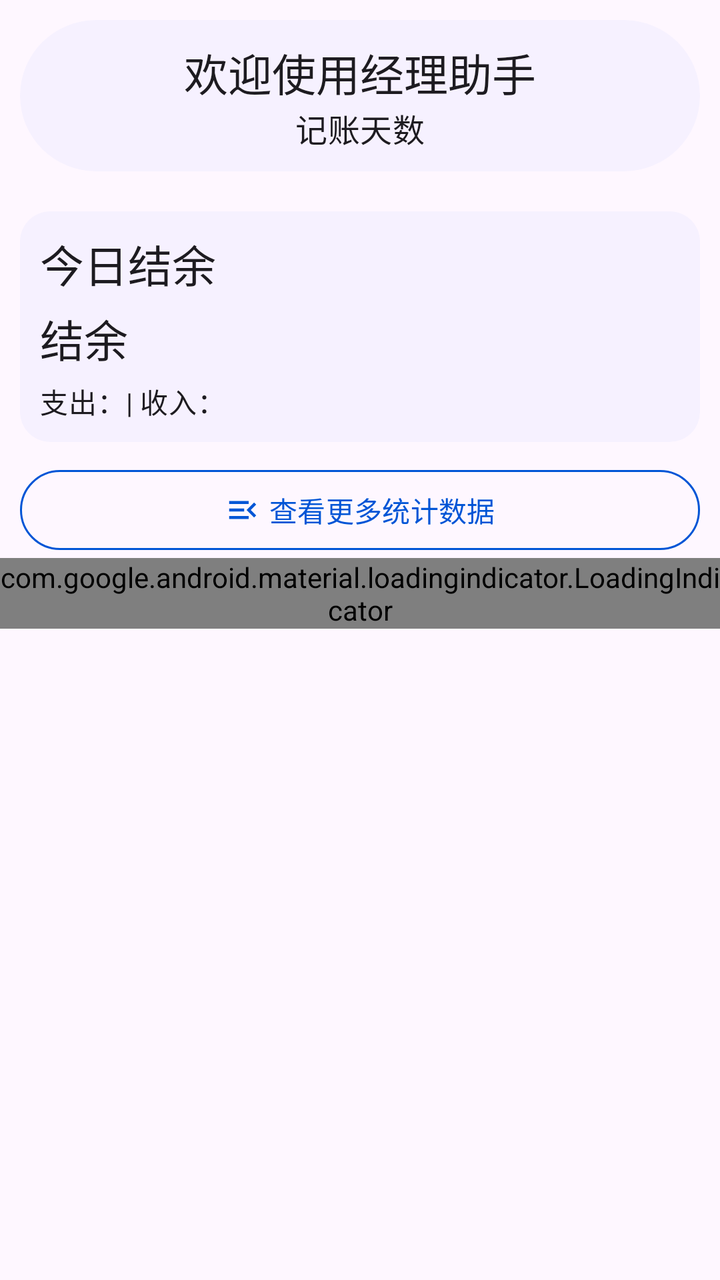
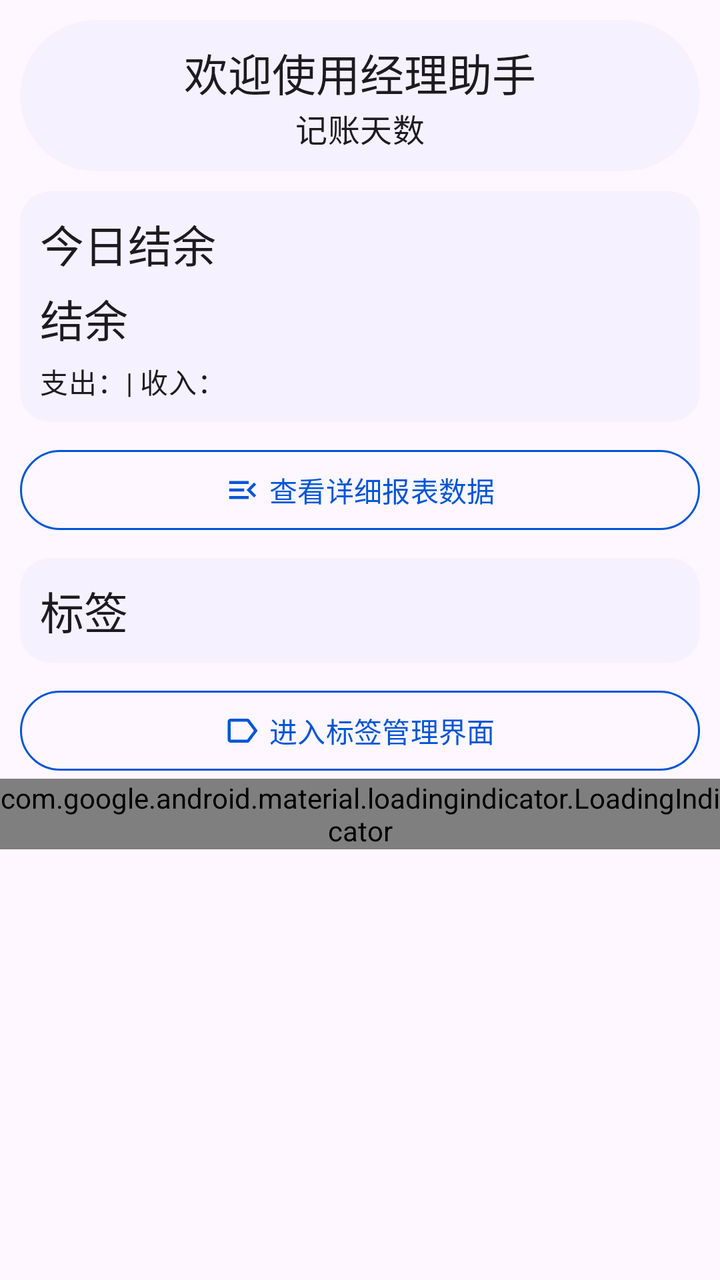

An Android layout rendered at two revisions. The XML below is the earlier revision; the diff shows what the commit changed to produce the second picture.
<!-- AndroidManifest.xml: application theme Theme.ManagerAssistant.Static -->
<!-- res/layout/fragment_home.xml -->
<androidx.core.widget.NestedScrollView xmlns:android="http://schemas.android.com/apk/res/android"
    xmlns:app="http://schemas.android.com/apk/res-auto"
    xmlns:tools="http://schemas.android.com/tools"
    android:layout_width="match_parent"
    android:layout_height="match_parent"
    tools:context=".ui.pages.home.HomeFragment">

    
    <LinearLayout
        android:layout_width="match_parent"
        android:layout_height="wrap_content"
        android:orientation="vertical">

        <com.google.android.material.card.MaterialCardView
            style="@style/RoundCardStyle"
            android:layout_width="match_parent"
            android:layout_height="wrap_content"
            app:layout_scrollFlags="scroll|snap">

            <LinearLayout
                android:layout_width="match_parent"
                android:layout_height="wrap_content"
                android:orientation="vertical">

                <com.google.android.material.textview.MaterialTextView
                    style="@style/LargeTitleTextViewStyle"
                    android:layout_width="wrap_content"
                    android:layout_height="wrap_content"
                    android:layout_gravity="center_horizontal"
                    android:paddingBottom="0dp"
                    android:text="@string/welcome_string" />

                <com.google.android.material.textview.MaterialTextView
                    android:id="@+id/bookkeeping_days_text"
                    style="@style/MediumTitleTextViewStyle"
                    android:layout_width="wrap_content"
                    android:layout_height="wrap_content"
                    android:layout_gravity="center_horizontal"
                    android:paddingTop="0dp"
                    android:text="@string/num_of_bookkeeping_days" />
            </LinearLayout>
        </com.google.android.material.card.MaterialCardView>

        
        <com.google.android.material.card.MaterialCardView
            android:id="@+id/report_balance_cardview"
            style="@style/ContentCardStyle"
            android:layout_width="match_parent"
            android:layout_height="wrap_content">

            <LinearLayout
                android:layout_width="match_parent"
                android:layout_height="match_parent"
                android:orientation="vertical">

                <com.google.android.material.textview.MaterialTextView
                    style="@style/LargeTitleTextViewStyle"
                    android:layout_width="wrap_content"
                    android:layout_height="wrap_content"
                    android:paddingTop="10dp"
                    android:paddingBottom="5dp"
                    android:text="@string/today_balance" />

                <com.google.android.material.textview.MaterialTextView
                    android:id="@+id/balance_text"
                    style="@style/LargeTitleTextViewStyle"
                    android:layout_width="wrap_content"
                    android:layout_height="wrap_content"
                    android:paddingTop="0dp"
                    android:paddingBottom="5dp"
                    android:text="@string/balance" />

                <com.google.android.material.textview.MaterialTextView
                    android:id="@+id/expense_income_text"
                    style="@style/MediumBodyTextViewStyle"
                    android:layout_width="wrap_content"
                    android:layout_height="wrap_content"
                    android:paddingStart="10dp"
                    android:paddingEnd="0dp"
                    android:paddingBottom="10dp"
                    android:text="@string/expense_and_income" />
            </LinearLayout>
        </com.google.android.material.card.MaterialCardView>

        
        <com.google.android.material.button.MaterialButton
            android:id="@+id/report_btn"
            style="@style/OutlinedBtnStyle"
            android:layout_width="match_parent"
            android:layout_height="wrap_content"
            android:text="@string/check_more_data"
            app:icon="@drawable/outline_menu_open_24"
            app:iconGravity="textStart" />

        
        <com.google.android.material.loadingindicator.LoadingIndicator
            android:id="@+id/link_loading_indicator"
            android:layout_width="wrap_content"
            android:layout_height="wrap_content"
            android:layout_gravity="center_horizontal" />

        <com.google.android.material.card.MaterialCardView
            android:id="@+id/web_link_card"
            style="@style/ContentCardStyle"
            android:layout_width="match_parent"
            android:layout_height="wrap_content"
            android:visibility="gone">

            <androidx.constraintlayout.widget.ConstraintLayout
                android:layout_width="match_parent"
                android:layout_height="wrap_content">

                <com.google.android.material.textview.MaterialTextView
                    android:id="@+id/web_link_title_text"
                    style="@style/LargeTitleTextViewStyle"
                    android:layout_width="wrap_content"
                    android:layout_height="wrap_content"
                    android:text="@string/purchase_bulletin"
                    app:layout_constraintStart_toStartOf="parent"
                    app:layout_constraintTop_toTopOf="parent" />

                <androidx.recyclerview.widget.RecyclerView
                    android:id="@+id/web_link_recycler"
                    android:layout_width="match_parent"
                    android:layout_height="wrap_content"
                    android:layout_marginStart="10dp"
                    android:layout_marginEnd="10dp"
                    android:nestedScrollingEnabled="false"
                    app:layoutManager="androidx.recyclerview.widget.LinearLayoutManager"
                    app:layout_constraintEnd_toEndOf="parent"
                    app:layout_constraintStart_toStartOf="parent"
                    app:layout_constraintTop_toBottomOf="@+id/web_link_title_text" />
            </androidx.constraintlayout.widget.ConstraintLayout>
        </com.google.android.material.card.MaterialCardView>
    </LinearLayout>
</androidx.core.widget.NestedScrollView>
<!-- resources referenced by this layout -->
<resources>
  <string name="balance">结余</string>
  <string name="check_more_data">查看更多统计数据</string>
  <string name="expense_and_income">支出：| 收入：</string>
  <string name="num_of_bookkeeping_days">记账天数</string>
  <string name="purchase_bulletin">采购公告</string>
  <string name="today_balance">今日结余</string>
  <string name="welcome_string">欢迎使用经理助手</string>
  <style name="ContentCardStyle" parent="CardStyleBase">
          <item name="cardCornerRadius">15dp</item>
          <item name="android:layout_marginTop">10dp</item>
          <item name="android:layout_marginStart">10dp</item>
          <item name="android:layout_marginEnd">10dp</item>
          <item name="android:layout_marginBottom">10dp</item>
      </style>
  <style name="LargeTitleTextViewStyle" parent="TextViewStyleBase">
          <item name="android:textAppearance">?attr/textAppearanceTitleLarge</item>
      </style>
  <style name="MediumBodyTextViewStyle" parent="TextViewStyleBase">
          <item name="android:paddingStart">0dp</item>
          <item name="android:paddingBottom">0dp</item>
          <item name="android:paddingEnd">0dp</item>
          <item name="android:paddingTop">0dp</item>
          <item name="android:textAppearance">?attr/textAppearanceBodyMedium</item>
      </style>
  <style name="MediumTitleTextViewStyle" parent="TextViewStyleBase">
          <item name="android:textAppearance">?attr/textAppearanceTitleMedium</item>
      </style>
  <style name="OutlinedBtnStyle" parent="Widget.Material3.Button.OutlinedButton">
          <item name="android:textColor">?attr/colorPrimary</item>
          <item name="strokeColor">?attr/colorPrimary</item>
          <item name="strokeWidth">1dp</item>
          <item name="android:layout_marginStart">10dp</item>
          <item name="android:layout_marginEnd">10dp</item>
      </style>
  <style name="RoundCardStyle" parent="CardStyleBase">
          <item name="cardCornerRadius">50dp</item>
          <item name="android:layout_margin">10dp</item>
      </style>
  <style name="CardStyleBase" parent="Widget.Material3.CardView.Filled">
          <item name="cardBackgroundColor">@color/card_background_color</item>
      </style>
  <style name="TextViewStyleBase">
          <item name="android:paddingStart">10dp</item>
          <item name="android:paddingEnd">10dp</item>
          <item name="android:paddingTop">10dp</item>
          <item name="android:paddingBottom">10dp</item>
      </style>
  <color name="color_primary">#0055d6</color>
  <color name="color_on_primary">#ffffff</color>
  <color name="color_primary_container">#d8e1fe</color>
  <color name="color_secondary_container">#e0e1ff</color>
  <color name="color_surface">#faf9ff</color>
  <color name="color_surface_container">#ebedfa</color>
  <color name="color_surface_container_low">#edeffc</color>
  <!-- unchanged entries left out for length: 4 -->
</resources>

<!-- the commit's change to res/layout/fragment_home.xml (unified diff, before → after) -->
@@ -6,16 +6,17 @@
     tools:context=".ui.pages.home.HomeFragment">
 
     
-    <LinearLayout
+    <androidx.constraintlayout.widget.ConstraintLayout
         android:layout_width="match_parent"
         android:layout_height="wrap_content"
         android:orientation="vertical">
 
         <com.google.android.material.card.MaterialCardView
+            android:id="@+id/welcome_card"
             style="@style/RoundCardStyle"
             android:layout_width="match_parent"
             android:layout_height="wrap_content"
-            app:layout_scrollFlags="scroll|snap">
+            app:layout_constraintTop_toTopOf="parent">
 
             <LinearLayout
                 android:layout_width="match_parent"
@@ -46,7 +47,8 @@
             android:id="@+id/report_balance_cardview"
             style="@style/ContentCardStyle"
             android:layout_width="match_parent"
-            android:layout_height="wrap_content">
+            android:layout_height="wrap_content"
+            app:layout_constraintTop_toBottomOf="@id/welcome_card">
 
             <LinearLayout
                 android:layout_width="match_parent"
@@ -88,23 +90,65 @@
             style="@style/OutlinedBtnStyle"
             android:layout_width="match_parent"
             android:layout_height="wrap_content"
+            android:layout_marginTop="10dp"
             android:text="@string/check_more_data"
             app:icon="@drawable/outline_menu_open_24"
-            app:iconGravity="textStart" />
+            app:iconGravity="textStart"
+            app:layout_constraintTop_toBottomOf="@id/report_balance_cardview" />
+
+        
+        <com.google.android.material.card.MaterialCardView
+            android:id="@+id/tag_card"
+            style="@style/ContentCardStyle"
+            android:layout_width="match_parent"
+            android:layout_height="wrap_content"
+            app:layout_constraintTop_toBottomOf="@+id/report_btn">
+
+            <LinearLayout
+                android:layout_width="match_parent"
+                android:layout_height="wrap_content"
+                android:orientation="vertical">
+
+                <com.google.android.material.textview.MaterialTextView
+                    style="@style/LargeTitleTextViewStyle"
+                    android:layout_width="wrap_content"
+                    android:layout_height="wrap_content"
+                    android:text="@string/tag" />
+
+                <androidx.recyclerview.widget.RecyclerView
+                    android:id="@+id/tag_recycler"
+                    android:layout_width="match_parent"
+                    android:layout_height="wrap_content" />
+            </LinearLayout>
+        </com.google.android.material.card.MaterialCardView>
+
+        <com.google.android.material.button.MaterialButton
+            android:id="@+id/tag_manage_btn"
+            style="@style/OutlinedBtnStyle"
+            android:layout_width="match_parent"
+            android:layout_height="wrap_content"
+            android:layout_marginTop="10dp"
+            android:text="@string/into_tag_manage_page"
+            app:icon="@drawable/outline_label_24"
+            app:layout_constraintTop_toBottomOf="@+id/tag_card" />
 
         
         <com.google.android.material.loadingindicator.LoadingIndicator
             android:id="@+id/link_loading_indicator"
             android:layout_width="wrap_content"
             android:layout_height="wrap_content"
-            android:layout_gravity="center_horizontal" />
+            android:layout_gravity="center_horizontal"
+            app:layout_constraintEnd_toEndOf="parent"
+            app:layout_constraintStart_toStartOf="parent"
+            app:layout_constraintTop_toTopOf="@+id/web_link_card" />
 
         <com.google.android.material.card.MaterialCardView
             android:id="@+id/web_link_card"
             style="@style/ContentCardStyle"
             android:layout_width="match_parent"
             android:layout_height="wrap_content"
-            android:visibility="gone">
+            android:visibility="gone"
+            app:layout_constraintTop_toBottomOf="@id/tag_manage_btn">
 
             <androidx.constraintlayout.widget.ConstraintLayout
                 android:layout_width="match_parent"
@@ -132,5 +176,5 @@
                     app:layout_constraintTop_toBottomOf="@+id/web_link_title_text" />
             </androidx.constraintlayout.widget.ConstraintLayout>
         </com.google.android.material.card.MaterialCardView>
-    </LinearLayout>
+    </androidx.constraintlayout.widget.ConstraintLayout>
 </androidx.core.widget.NestedScrollView>
<!-- resource entries referenced after the edit -->
@@ -1,10 +1,18 @@
 <!-- resources referenced by this layout -->
 <resources>
+  <!-- drawable outline_label_24 (drawable) -->
+  <vector xmlns:android="http://schemas.android.com/apk/res/android" android:autoMirrored="true" android:height="24dp" android:tint="#000000" android:viewportHeight="960" android:viewportWidth="960" android:width="24dp">
+        
+      <path android:fillColor="@android:color/white" android:pathData="M160,800Q127,800 103.5,776.5Q80,753 80,720L80,240Q80,207 103.5,183.5Q127,160 160,160L600,160Q619,160 636,168.5Q653,177 664,192L880,480L664,768Q653,783 636,791.5Q619,800 600,800L160,800ZM160,720L600,720Q600,720 600,720Q600,720 600,720L780,480L600,240Q600,240 600,240Q600,240 600,240L160,240Q160,240 160,240Q160,240 160,240L160,720Q160,720 160,720Q160,720 160,720ZM380,480Q380,480 380,480Q380,480 380,480L380,480Q380,480 380,480Q380,480 380,480L380,480Q380,480 380,480Q380,480 380,480L380,480L380,480Q380,480 380,480Q380,480 380,480Z"/>
+      
+  </vector>
   <string name="balance">结余</string>
-  <string name="check_more_data">查看更多统计数据</string>
+  <string name="check_more_data">查看详细报表数据</string>
   <string name="expense_and_income">支出：| 收入：</string>
+  <string name="into_tag_manage_page">进入标签管理界面</string>
   <string name="num_of_bookkeeping_days">记账天数</string>
   <string name="purchase_bulletin">采购公告</string>
+  <string name="tag">标签</string>
   <string name="today_balance">今日结余</string>
   <string name="welcome_string">欢迎使用经理助手</string>
   <style name="ContentCardStyle" parent="CardStyleBase">
@@ -31,6 +39,7 @@
           <item name="android:textColor">?attr/colorPrimary</item>
           <item name="strokeColor">?attr/colorPrimary</item>
           <item name="strokeWidth">1dp</item>
+          <item name="iconGravity">textStart</item>
           <item name="android:layout_marginStart">10dp</item>
           <item name="android:layout_marginEnd">10dp</item>
       </style>
